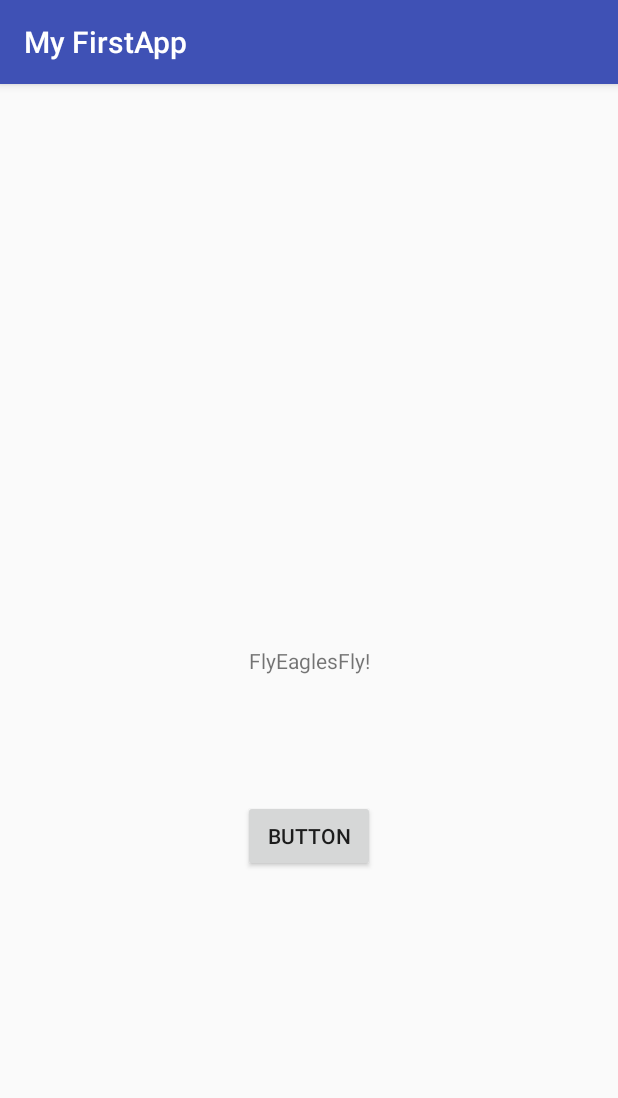
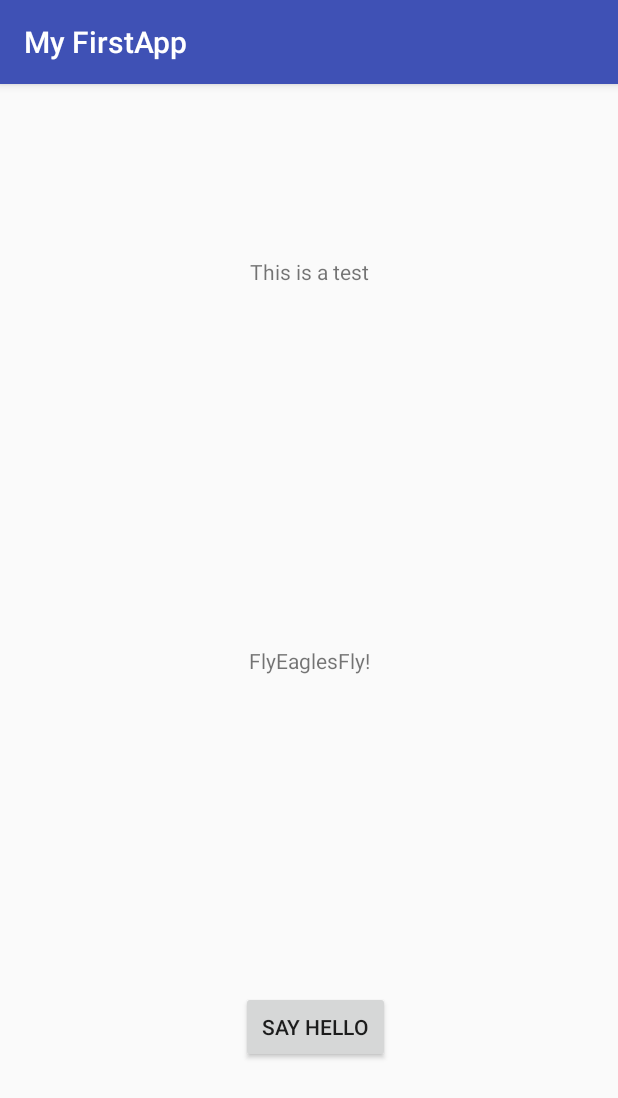
Before and after one commit to Asfoorman/MyFirstApp, an Android app: the screen it shows after launch (MainActivity), on a phone screen of 412 x 824 dp. Shown: the top 1098 px of the screen. Run offline under Robolectric (Android 15) with nearby library versions, the phone set to English and light mode, and no system bars.

Commit message:
Adding Android App from 6-6-2018

```diff
--- a/app/build.gradle
+++ b/app/build.gradle
@@ -30,4 +30,5 @@ dependencies {
     testImplementation 'junit:junit:4.12'
     androidTestImplementation 'com.android.support.test:runner:1.0.2'
     androidTestImplementation 'com.android.support.test.espresso:espresso-core:3.0.2'
+    implementation "org.jetbrains.anko:anko-commons:0.10.5"
 }
--- a/app/src/main/java/com/example/asfoor/myfirstapp/MainActivity.kt
+++ b/app/src/main/java/com/example/asfoor/myfirstapp/MainActivity.kt
@@ -2,11 +2,19 @@ package com.example.asfoor.myfirstapp
 
 import android.support.v7.app.AppCompatActivity
 import android.os.Bundle
+import kotlinx.android.synthetic.main.activity_main.*
 
 class MainActivity : AppCompatActivity() {
 
     override fun onCreate(savedInstanceState: Bundle?) {
         super.onCreate(savedInstanceState)
         setContentView(R.layout.activity_main)
+
+    }
+
+    fun changeText(){
+        btnSayHello.setOnClickListener{
+            lblText.setText("HI ANES!!")
+        }
     }
 }
--- a/app/src/main/res/layout/activity_main.xml
+++ b/app/src/main/res/layout/activity_main.xml
@@ -7,24 +7,38 @@
     tools:context=".MainActivity">
 
     <TextView
-        android:id="@+id/FlyEaglesFlyText"
+        android:id="@+id/flyeaglesflyText"
         android:layout_width="wrap_content"
         android:layout_height="wrap_content"
+        android:layout_marginEnd="8dp"
+        android:layout_marginStart="8dp"
         android:text="FlyEaglesFly!"
         app:layout_constraintBottom_toBottomOf="parent"
         app:layout_constraintEnd_toEndOf="parent"
-        app:layout_constraintHorizontal_bias="0.5"
         app:layout_constraintStart_toStartOf="parent"
         app:layout_constraintTop_toTopOf="parent" />
 
     <Button
-        android:id="@+id/button"
+        android:id="@+id/btnSayHello"
+        android:layout_width="99dp"
+        android:layout_height="wrap_content"
+        android:layout_marginBottom="115dp"
+        android:layout_marginStart="8dp"
+        android:text="@string/say_hello"
+        app:layout_constraintBottom_toBottomOf="parent"
+        app:layout_constraintEnd_toEndOf="parent"
+        app:layout_constraintStart_toStartOf="parent" />
+
+    <TextView
+        android:id="@+id/lblText"
         android:layout_width="wrap_content"
         android:layout_height="wrap_content"
-        android:layout_marginTop="83dp"
-        android:text="Button"
+        android:layout_marginEnd="8dp"
+        android:layout_marginStart="8dp"
+        android:layout_marginTop="115dp"
+        android:text="This is a test"
         app:layout_constraintEnd_toEndOf="parent"
         app:layout_constraintStart_toStartOf="parent"
-        app:layout_constraintTop_toBottomOf="@+id/FlyEaglesFlyText" />
+        app:layout_constraintTop_toTopOf="parent" />
 
 </android.support.constraint.ConstraintLayout>
--- a/app/src/main/res/values/strings.xml
+++ b/app/src/main/res/values/strings.xml
@@ -1,3 +1,4 @@
 <resources>
     <string name="app_name">My FirstApp</string>
+    <string name="say_hello">Say Hello</string>
 </resources>
```
Also changed, not shown: 1474 other files.
